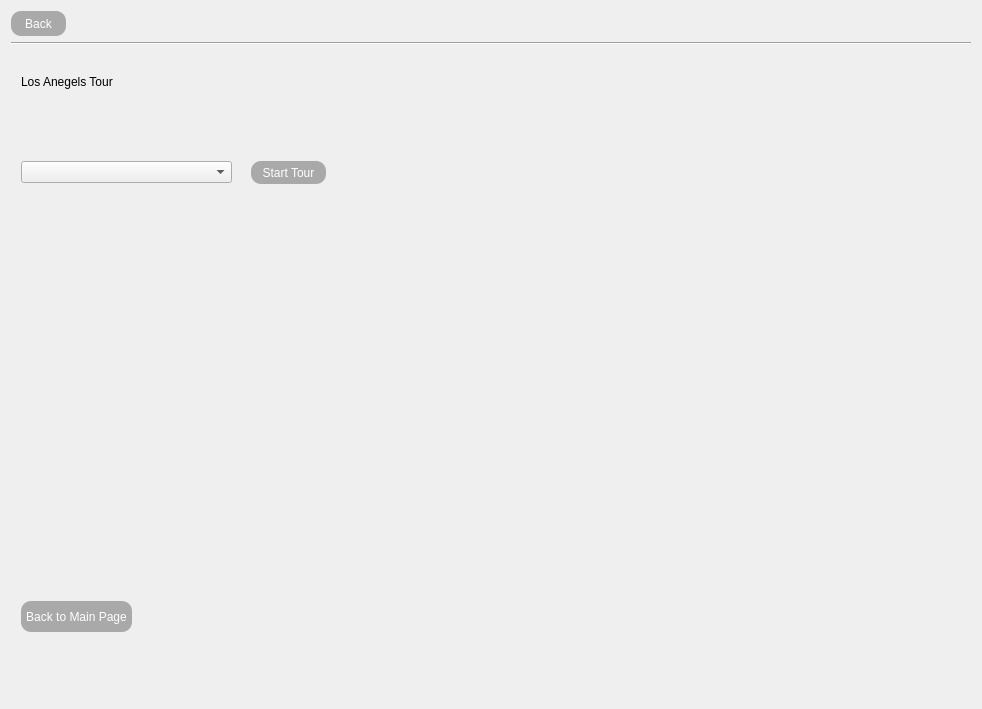
The window that tour.ui (Cyriously1/NFLTour) describes before a commit, drawn with Qt 5.
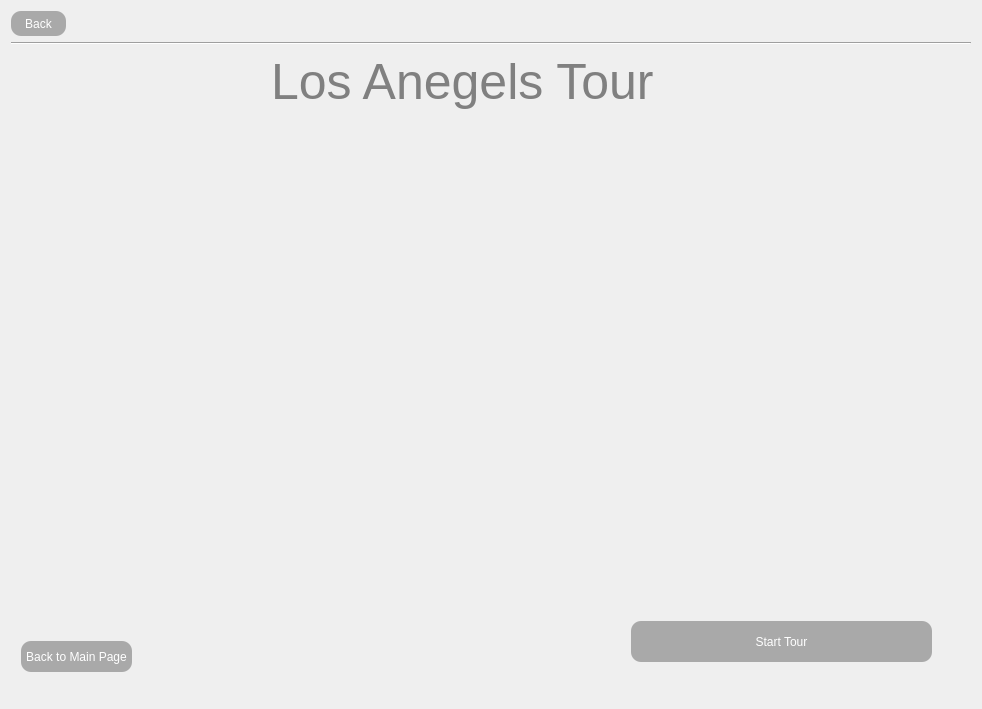
The same window after the commit. The open tabs and pages were chosen to show the change.

The edit to the form file:
```diff
--- a/tour.ui
+++ b/tour.ui
@@ -14,23 +14,43 @@
    <string>Dialog</string>
   </property>
   <property name="styleSheet">
-   <string notr="true">QTableWidget {
+   <string notr="true">
+
+QTableWidget {
 	background: transparent;
 	border: none;
 	font: helvetica;
 	font-weight: bold;
 }
 
+QHeaderView::section
+{
+	spacing: 10px;
+	background-color: gray;
+	color: white;
+	border: 1px solid ;
+	margin: 1px;
+	text-align: right;
+	font-family: arial;
+	font-size:12px;
+}
+
 QPushButton {
 	background: darkgray;
 	color: white;
 	border-radius: 10px;
 	height: 25px;
+	width: 100px;
 }
 
 QPushButton:hover {
 	color: black;
 	background: lightblue;
+}
+
+QLabel {
+	font: 50px;
+	color: grey;
 }</string>
   </property>
   <layout class="QGridLayout" name="gridLayout">
@@ -68,6 +88,9 @@
    </item>
    <item row="2" column="0" colspan="2">
     <widget class="QStackedWidget" name="stackedWidget">
+     <property name="styleSheet">
+      <string notr="true"/>
+     </property>
      <property name="currentIndex">
       <number>0</number>
      </property>
@@ -219,10 +242,10 @@
       <widget class="QLabel" name="label">
        <property name="geometry">
         <rect>
-         <x>10</x>
-         <y>10</y>
-         <width>131</width>
-         <height>41</height>
+         <x>260</x>
+         <y>0</y>
+         <width>401</width>
+         <height>61</height>
         </rect>
        </property>
        <property name="text">
@@ -233,7 +256,7 @@
        <property name="geometry">
         <rect>
          <x>10</x>
-         <y>550</y>
+         <y>590</y>
          <width>111</width>
          <height>31</height>
         </rect>
@@ -242,29 +265,39 @@
         <string>Back to Main Page</string>
        </property>
       </widget>
-      <widget class="QComboBox" name="comboBox_stadiums">
-       <property name="geometry">
-        <rect>
-         <x>10</x>
-         <y>110</y>
-         <width>211</width>
-         <height>22</height>
-        </rect>
-       </property>
-      </widget>
       <widget class="QPushButton" name="button_laStartTour">
        <property name="geometry">
         <rect>
-         <x>240</x>
-         <y>110</y>
-         <width>75</width>
-         <height>23</height>
+         <x>620</x>
+         <y>570</y>
+         <width>301</width>
+         <height>41</height>
         </rect>
        </property>
        <property name="text">
         <string>Start Tour</string>
        </property>
       </widget>
+      <widget class="QTableWidget" name="table_laTour">
+       <property name="geometry">
+        <rect>
+         <x>15</x>
+         <y>81</y>
+         <width>901</width>
+         <height>451</height>
+        </rect>
+       </property>
+       <property name="styleSheet">
+        <string notr="true">QTableWidget {
+	color:  #413939;
+	font: 16px;
+	font-weight: bold;
+}</string>
+       </property>
+       <property name="editTriggers">
+        <set>QAbstractItemView::NoEditTriggers</set>
+       </property>
+      </widget>
      </widget>
      <widget class="QWidget" name="page_2"/>
     </widget>
```
Left out of the diff: 17 changed lines with no effect on the pictures.
